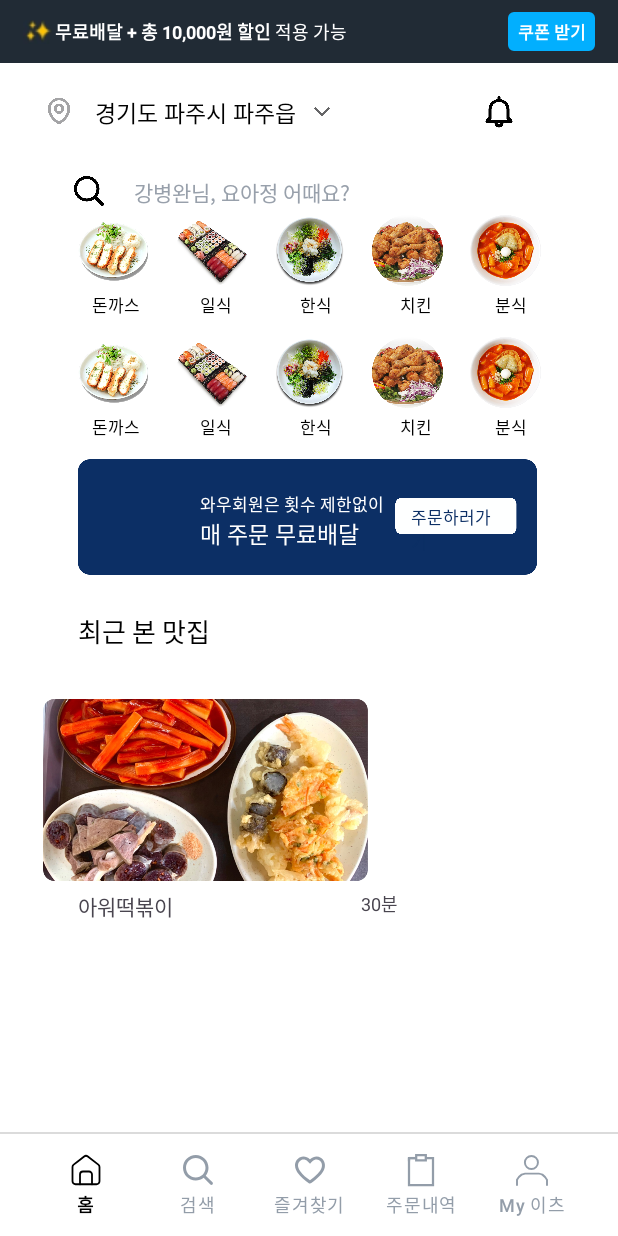
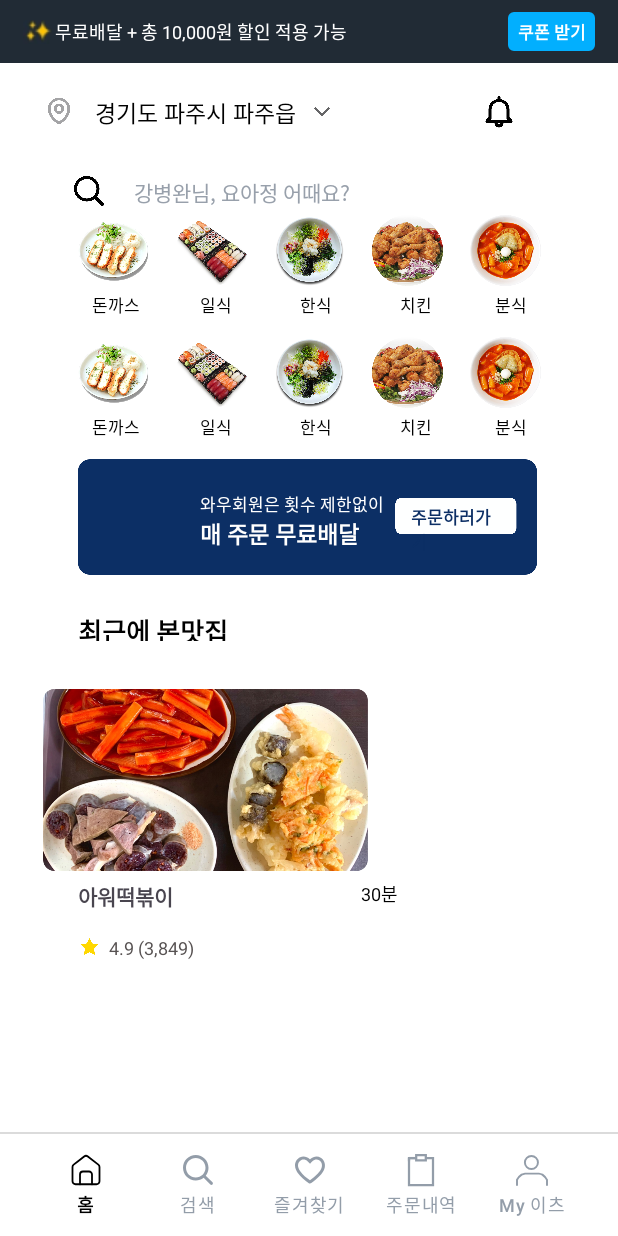
Before and after one commit to Konkuk-KUIT/KUIT4_Android, an Android app: the screen it shows after launch (MainActivity), on a phone screen of 412 x 824 dp. Run offline under Robolectric (Android 15) with nearby library versions, the phone set to English and light mode, and no system bars.

Commit message:
1주차 Android 미션 / 1조 강병완

```diff
--- a/app/src/main/res/layout/fragment_home.xml
+++ b/app/src/main/res/layout/fragment_home.xml
@@ -25,13 +25,14 @@
 
         <TextView
             android:id="@+id/tv_home_top1"
+            style="bold"
             android:layout_width="wrap_content"
             android:layout_height="wrap_content"
             android:layout_marginStart="2dp"
             android:text="무료배달 + 총 10,000원 할인"
             android:textColor="@color/white"
             android:textSize="12sp"
-            android:textStyle="bold"
+
             app:layout_constraintBottom_toBottomOf="parent"
             app:layout_constraintStart_toEndOf="@id/iv_home_star"
             app:layout_constraintTop_toTopOf="parent" />
@@ -343,94 +344,110 @@
         app:layout_constraintTop_toTopOf="@id/iv_home_rectangle" />
 
     <TextView
+        style="bold"
         android:layout_width="wrap_content"
         android:layout_height="wrap_content"
         android:layout_marginStart="81dp"
         android:layout_marginTop="38dp"
+        android:fontFamily="@font/pretendardvariable"
         android:text="매 주문 무료배달"
         android:textColor="@color/white"
         android:textFontWeight="700"
         android:textSize="15sp"
         app:layout_constraintStart_toStartOf="@id/iv_home_rectangle"
         app:layout_constraintTop_toTopOf="@id/iv_home_rectangle" />
+
     <ImageView
         android:layout_width="84dp"
         android:layout_height="24dp"
         android:layout_marginStart="210dp"
         android:layout_marginTop="26dp"
+        android:src="@drawable/ic_white_rectangle"
         app:layout_constraintStart_toStartOf="@id/iv_home_rectangle"
-        app:layout_constraintTop_toTopOf="@id/iv_home_rectangle"
-        android:src="@drawable/ic_white_rectangle"
-        />
+        app:layout_constraintTop_toTopOf="@id/iv_home_rectangle" />
+
     <TextView
+        style="bold"
         android:layout_width="60dp"
         android:layout_height="wrap_content"
+        android:layout_marginStart="222dp"
+        android:layout_marginTop="30dp"
+        android:fontFamily="@font/pretendardvariable"
         android:text="주문하러가기"
-        android:textSize="11sp"
         android:textColor="#0C2F65"
         android:textFontWeight="700"
-        android:layout_marginStart="222dp"
-        android:layout_marginTop="30dp"
+        android:textSize="11sp"
         app:layout_constraintStart_toStartOf="@id/iv_home_rectangle"
-        app:layout_constraintTop_toTopOf="@id/iv_home_rectangle"/>
+        app:layout_constraintTop_toTopOf="@id/iv_home_rectangle" />
 
     <TextView
         android:id="@+id/recent"
+        style="bold"
         android:layout_width="wrap_content"
-        android:layout_height="wrap_content"
+
+        android:layout_height="20dp"
+        android:layout_marginTop="24dp"
+        android:fontFamily="@font/pretendardvariable"
+
+        android:text="최근에 본맛집"
+        android:textColor="@color/black"
+        android:textFontWeight="700"
+        android:textSize="17sp"
         app:layout_constraintStart_toStartOf="@id/iv_home_rectangle"
         app:layout_constraintTop_toBottomOf="@id/iv_home_rectangle"
-        android:text="최근 본 맛집"
-        android:layout_marginTop="24dp"
-        android:textColor="@color/black"
-        android:textSize="17sp"
-        android:textFontWeight="700"/>
+
+        />
 
     <ImageView
         android:layout_width="235dp"
         android:layout_height="121dp"
+        android:layout_marginStart="19dp"
         android:layout_marginTop="32dp"
         android:src="@drawable/home_food"
-        android:layout_marginStart="19dp"
         app:layout_constraintStart_toStartOf="parent"
         app:layout_constraintTop_toBottomOf="@id/recent" />
+
     <TextView
         android:id="@+id/redfood"
+        style="bold"
         android:layout_width="wrap_content"
         android:layout_height="wrap_content"
+        android:layout_marginTop="159dp"
+        android:fontFamily="@font/pretendardvariable"
         android:text="아워떡볶이"
+        android:textFontWeight="600"
         android:textSize="14sp"
-        android:textFontWeight="600"
         app:layout_constraintStart_toStartOf="@id/recent"
-        app:layout_constraintTop_toBottomOf="@id/recent"
-        android:layout_marginTop="159dp"/>
+        app:layout_constraintTop_toBottomOf="@id/recent" />
+
     <TextView
         android:layout_width="wrap_content"
         android:layout_height="wrap_content"
+        android:layout_marginStart="125dp"
+        android:text="30분"
+        android:textColor="@color/black"
+        android:textSize="12sp"
         app:layout_constraintStart_toEndOf="@id/redfood"
-        app:layout_constraintTop_toTopOf="@id/redfood"
-        android:text="30분"
-        android:layout_marginStart="125dp"
+        app:layout_constraintTop_toTopOf="@id/redfood" />
+
+    <ImageView
+        android:id="@+id/star"
+        android:layout_width="15dp"
+        android:layout_height="15dp"
+        android:layout_marginTop="15sp"
+        android:src="@drawable/ic_home_star"
+        app:layout_constraintStart_toStartOf="@id/redfood"
+        app:layout_constraintTop_toBottomOf="@id/redfood" />
+
+    <TextView
+        android:layout_width="wrap_content"
+        android:layout_height="wrap_content"
+        android:layout_marginStart="5dp"
+        android:text="4.9 (3,849)"
+        android:textColor="#575252"
         android:textSize="12sp"
-        />
-
-<!--    <ImageView-->
-<!--        android:id="@+id/star"-->
-<!--        android:layout_width="15dp"-->
-<!--        android:layout_height="15dp"-->
-<!--        android:layout_marginTop="15sp"-->
-<!--        android:src="@drawable/ic_home_star"-->
-<!--        app:layout_constraintStart_toStartOf="@id/redfood"-->
-<!--        app:layout_constraintTop_toBottomOf="@id/redfood" />-->
-<!--    <TextView-->
-<!--        android:layout_width="wrap_content"-->
-<!--        android:layout_height="wrap_content"-->
-<!--        android:text="4.9 (3,849)"-->
-<!--        app:layout_constraintStart_toEndOf="@id/star"-->
-<!--        app:layout_constraintTop_toTopOf="@id/star"-->
-<!--        android:layout_marginStart="5dp"-->
-<!--        android:textSize="12sp"-->
-<!--        />-->
+        app:layout_constraintStart_toEndOf="@id/star"
+        app:layout_constraintTop_toTopOf="@id/star" />
     <!--    <LinearLayout-->
     <!--        android:id="@+id/bottom_btn"-->
     <!--        android:layout_width="wrap_content"-->
```
Also changed, not shown: 1 other file. Lines whose indentation alone changed are shown as unchanged.
